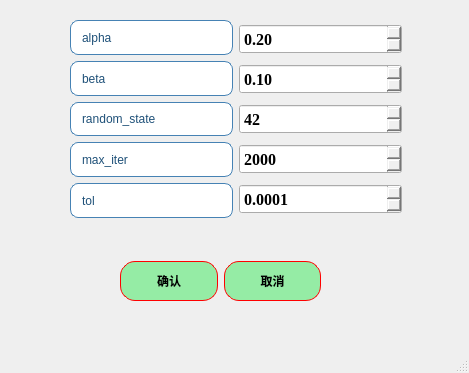
Qt form ui/algorithms8_REMTW_para.ui (azhongege24/predict_first) before a commit.
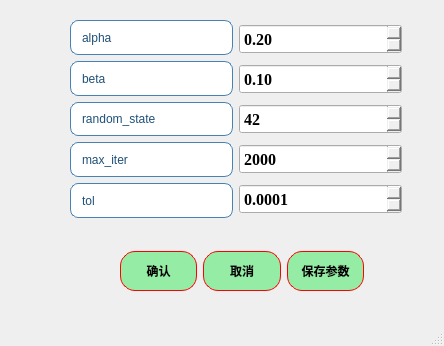
The same form after that commit.

Commit message: 添加了参数记忆功能，然后更新了版本，然后增加了输出结果滚动界面

The edit to the form file:
```diff
--- a/ui/algorithms8_REMTW_para.ui
+++ b/ui/algorithms8_REMTW_para.ui
@@ -6,88 +6,14 @@
    <rect>
     <x>0</x>
     <y>0</y>
-    <width>469</width>
-    <height>373</height>
+    <width>444</width>
+    <height>346</height>
    </rect>
   </property>
   <property name="windowTitle">
    <string>REMTW参数设置</string>
   </property>
   <widget class="QWidget" name="centralwidget">
-   <widget class="QWidget" name="layoutWidget">
-    <property name="geometry">
-     <rect>
-      <x>120</x>
-      <y>260</y>
-      <width>201</width>
-      <height>42</height>
-     </rect>
-    </property>
-    <layout class="QHBoxLayout" name="horizontalLayout">
-     <item>
-      <widget class="QPushButton" name="pushButton">
-       <property name="minimumSize">
-        <size>
-         <width>0</width>
-         <height>40</height>
-        </size>
-       </property>
-       <property name="styleSheet">
-        <string notr="true">QPushButton{
-border:1px solid red;   /*边框的粗细，颜色*/
-border-radius:15px;    /*设置圆角半径 */
-padding:2px 4px;  /*QFrame边框与内部其它部件的距离*/
-background-color: rgb(149, 236, 165);	/*背景颜色*/
-color:rgb(0, 0, 0);		/*字体颜色*/
-	font: 18pt &quot;楷体&quot;;
-
-font:bold;
-}
-QPushButton:hover {
-    background-color: rgb(177, 244, 155);    /* 悬停时背景色 */
-}
-QPushButton:pressed {
-    background-color:rgb(99, 181, 255);     /* 点击时背景色 */
-}</string>
-       </property>
-       <property name="text">
-        <string>确认</string>
-       </property>
-      </widget>
-     </item>
-     <item>
-      <widget class="QPushButton" name="pushButton_2">
-       <property name="minimumSize">
-        <size>
-         <width>0</width>
-         <height>40</height>
-        </size>
-       </property>
-       <property name="styleSheet">
-        <string notr="true">QPushButton{
-border:1px solid red;   /*边框的粗细，颜色*/
-border-radius:15px;    /*设置圆角半径 */
-padding:2px 4px;  /*QFrame边框与内部其它部件的距离*/
-background-color: rgb(149, 236, 165);	/*背景颜色*/
-color:rgb(0, 0, 0);		/*字体颜色*/
-	font: 18pt &quot;楷体&quot;;
-
-font:bold;
-}
-QPushButton:hover {
-    background-color: rgb(177, 244, 155);    /* 悬停时背景色 */
-}
-QPushButton:pressed {
-    background-color:rgb(99, 181, 255);     /* 点击时背景色 */
-}</string>
-       </property>
-       <property name="text">
-        <string>取消</string>
-       </property>
-      </widget>
-     </item>
-    </layout>
-   </widget>
    <widget class="QWidget" name="layoutWidget">
     <property name="geometry">
      <rect>
@@ -423,6 +349,111 @@
      </item>
     </layout>
    </widget>
+   <widget class="QWidget" name="">
+    <property name="geometry">
+     <rect>
+      <x>120</x>
+      <y>250</y>
+      <width>244</width>
+      <height>42</height>
+     </rect>
+    </property>
+    <layout class="QHBoxLayout" name="horizontalLayout">
+     <item>
+      <widget class="QPushButton" name="pushButton">
+       <property name="minimumSize">
+        <size>
+         <width>0</width>
+         <height>40</height>
+        </size>
+       </property>
+       <property name="styleSheet">
+        <string notr="true">QPushButton{
+border:1px solid red;   /*边框的粗细，颜色*/
+border-radius:15px;    /*设置圆角半径 */
+padding:2px 4px;  /*QFrame边框与内部其它部件的距离*/
+background-color: rgb(149, 236, 165);	/*背景颜色*/
+color:rgb(0, 0, 0);		/*字体颜色*/
+	font: 18pt &quot;楷体&quot;;
+
+font:bold;
+}
+QPushButton:hover {
+    background-color: rgb(177, 244, 155);    /* 悬停时背景色 */
+}
+QPushButton:pressed {
+    background-color:rgb(99, 181, 255);     /* 点击时背景色 */
+}</string>
+       </property>
+       <property name="text">
+        <string>确认</string>
+       </property>
+      </widget>
+     </item>
+     <item>
+      <widget class="QPushButton" name="pushButton_2">
+       <property name="minimumSize">
+        <size>
+         <width>0</width>
+         <height>40</height>
+        </size>
+       </property>
+       <property name="styleSheet">
+        <string notr="true">QPushButton{
+border:1px solid red;   /*边框的粗细，颜色*/
+border-radius:15px;    /*设置圆角半径 */
+padding:2px 4px;  /*QFrame边框与内部其它部件的距离*/
+background-color: rgb(149, 236, 165);	/*背景颜色*/
+color:rgb(0, 0, 0);		/*字体颜色*/
+	font: 18pt &quot;楷体&quot;;
+
+font:bold;
+}
+QPushButton:hover {
+    background-color: rgb(177, 244, 155);    /* 悬停时背景色 */
+}
+QPushButton:pressed {
+    background-color:rgb(99, 181, 255);     /* 点击时背景色 */
+}</string>
+       </property>
+       <property name="text">
+        <string>取消</string>
+       </property>
+      </widget>
+     </item>
+     <item>
+      <widget class="QPushButton" name="pushButton_save_params">
+       <property name="minimumSize">
+        <size>
+         <width>0</width>
+         <height>40</height>
+        </size>
+       </property>
+       <property name="styleSheet">
+        <string notr="true">QPushButton{
+border:1px solid red;   /*边框的粗细，颜色*/
+border-radius:15px;    /*设置圆角半径 */
+padding:2px 4px;  /*QFrame边框与内部其它部件的距离*/
+background-color: rgb(149, 236, 165);	/*背景颜色*/
+color:rgb(0, 0, 0);		/*字体颜色*/
+	font: 18pt &quot;楷体&quot;;
+
+font:bold;
+}
+QPushButton:hover {
+    background-color: rgb(177, 244, 155);    /* 悬停时背景色 */
+}
+QPushButton:pressed {
+    background-color:rgb(99, 181, 255);     /* 点击时背景色 */
+}</string>
+       </property>
+       <property name="text">
+        <string>保存参数</string>
+       </property>
+      </widget>
+     </item>
+    </layout>
+   </widget>
   </widget>
   <widget class="QMenuBar" name="menubar">
    <property name="geometry">
```
Left out of the diff: 2 changed lines with no effect on the pictures. The commit also changes 47 other files.
